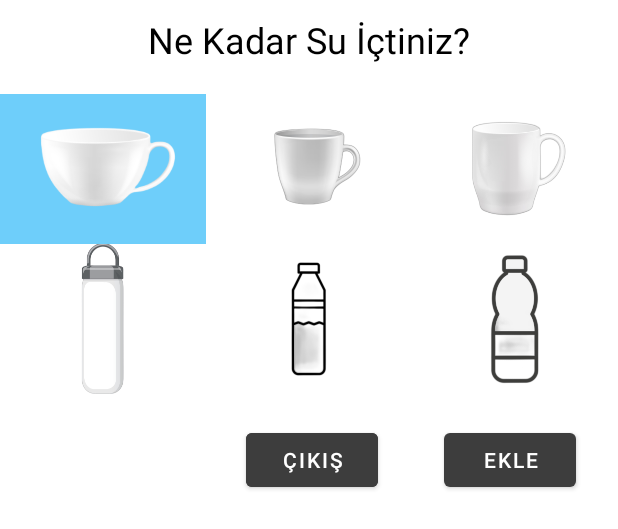
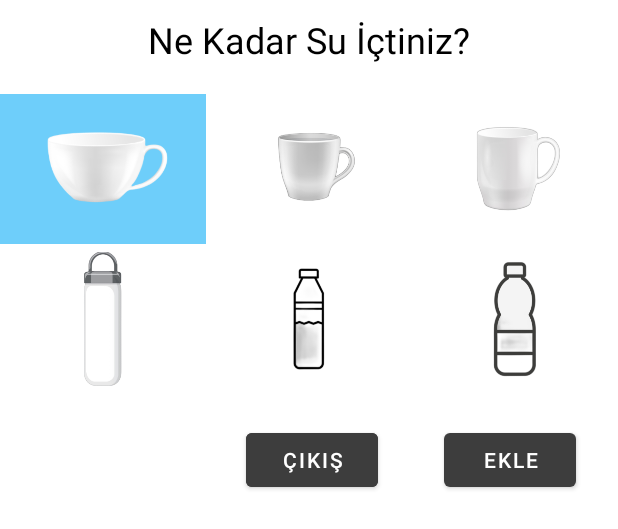
Before and after one commit to hilaltokgoz/spor_app, an Android app: the layout dialog_message_layout.xml on its own in the app's theme, with its tools: preview values and no code run, on a phone screen of 412 x 824 dp. Shown: the top 529 px of the screen. Run offline under Robolectric (Android 15) with nearby library versions, the light colour scheme and no system bars.

Commit message:
customDialog

```diff
--- a/app/build.gradle
+++ b/app/build.gradle
@@ -53,4 +53,5 @@ dependencies {
    implementation 'com.github.viethoa:customdialogs:3.0.0'
 
 
+
 }
--- a/app/src/main/res/layout/dialog_message_layout.xml
+++ b/app/src/main/res/layout/dialog_message_layout.xml
@@ -30,6 +30,7 @@
             android:id="@+id/yuzMlImage"
             android:layout_width="100dp"
             android:layout_height="100dp"
+            android:padding="5dp"
             android:src="@drawable/yuz_ml_boyut"
             android:background="@color/blue"
             android:layout_weight="1"
@@ -39,6 +40,7 @@
             android:id="@+id/ikiYuzMlImage"
             android:layout_width="100dp"
             android:layout_height="100dp"
+            android:padding="5dp"
             android:layout_weight="1"
             android:src="@drawable/ikiyuz_ml_boyut"
             tools:srcCompat="@tools:sample/avatars" />
@@ -48,6 +50,7 @@
             android:layout_width="100dp"
             android:layout_height="100dp"
             android:layout_weight="1"
+            android:padding="5dp"
             android:src="@drawable/ucyuz_ml_boyut"
             tools:srcCompat="@tools:sample/avatars" />
     </LinearLayout>
@@ -66,6 +69,7 @@
             android:layout_width="100dp"
             android:layout_height="100dp"
             android:layout_weight="1"
+            android:padding="5dp"
             android:src="@drawable/dortyuz_ml_boyut"
             tools:srcCompat="@tools:sample/avatars" />
 
@@ -74,6 +78,7 @@
             android:layout_width="100dp"
             android:layout_height="100dp"
             android:layout_weight="1"
+            android:padding="5dp"
             android:src="@drawable/besyuz_ml_boyut"
             tools:srcCompat="@tools:sample/avatars" />
 
@@ -82,6 +87,7 @@
             android:layout_width="100dp"
             android:layout_height="100dp"
             android:layout_weight="1"
+            android:padding="5dp"
             android:src="@drawable/bin_ml_boyut"
             tools:srcCompat="@tools:sample/avatars" />
     </LinearLayout>
@@ -109,4 +115,6 @@
         app:layout_constraintTop_toBottomOf="@+id/linearLayout2" />
 
 
+
+
 </androidx.constraintlayout.widget.ConstraintLayout>
```
Also changed, not shown: app/src/main/java/com/evdesporapp/mainscreen/HomeFragment.kt (+6 -9 lines), app/src/main/res/drawable/gradient_bacground.xml (added, +10 -0 lines), app/src/main/res/layout/fragment_home.xml (+28 -19 lines).
